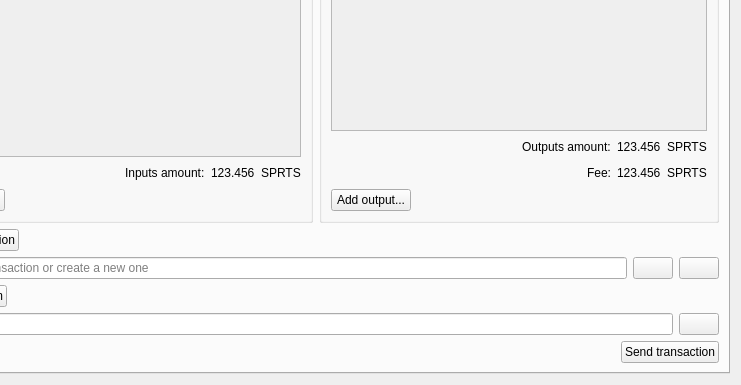
Before: the Qt Designer form src/qt/forms/multisigdialog.ui in slimcoin-project/Slimcoin, drawn with Qt 5; both pictures show x 109 to 850 and y 165 to 550 of the 850 by 550 pixel window.
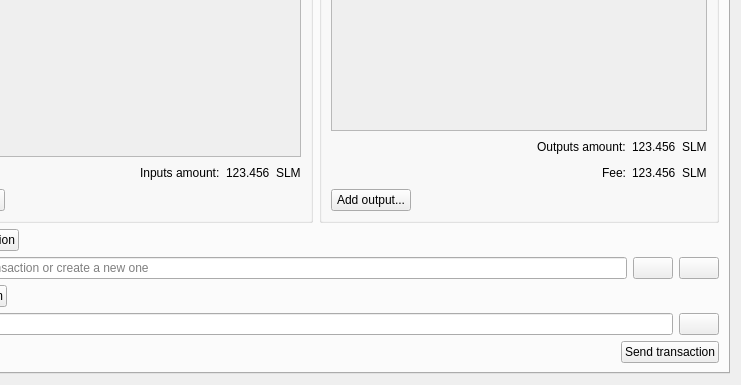
After: the same form once the commit is applied. Icons and pictures are not drawn.

Patch:
```diff
--- a/src/qt/forms/multisigdialog.ui
+++ b/src/qt/forms/multisigdialog.ui
@@ -399,7 +399,7 @@
                 <item>
                  <widget class="QLabel" name="label">
                   <property name="text">
-                   <string>SPRTS</string>
+                   <string>SLM</string>
                   </property>
                  </widget>
                 </item>
@@ -518,7 +518,7 @@
                 <item>
                  <widget class="QLabel" name="label_2">
                   <property name="text">
-                   <string>SPRTS</string>
+                   <string>SLM</string>
                   </property>
                  </widget>
                 </item>
@@ -556,7 +556,7 @@
                 <item>
                  <widget class="QLabel" name="label_3">
                   <property name="text">
-                   <string>SPRTS</string>
+                   <string>SLM</string>
                   </property>
                  </widget>
                 </item>
```
